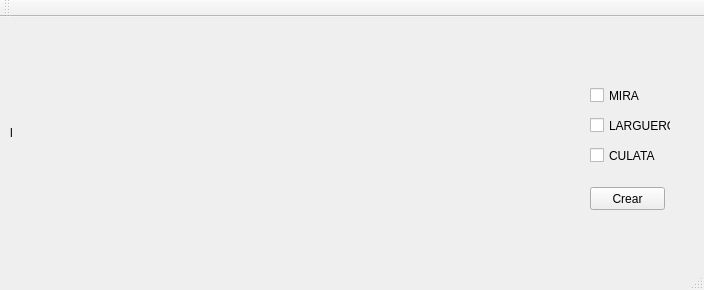
Above: decorator/mainwindow.ui from sergiqz/composite-decorator before the change. Below: the same form after it.
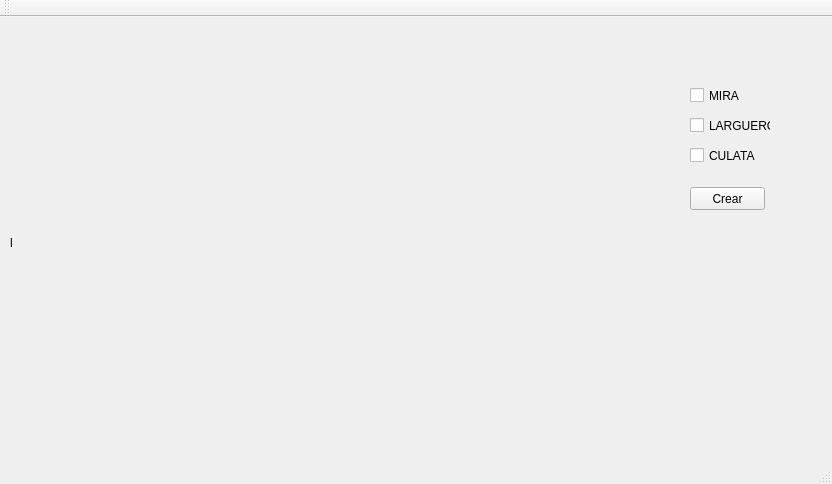
That is the form after the change.

Diff of the .ui file:
```diff
--- a/decorator/mainwindow.ui
+++ b/decorator/mainwindow.ui
@@ -6,8 +6,8 @@
    <rect>
     <x>0</x>
     <y>0</y>
-    <width>704</width>
-    <height>290</height>
+    <width>832</width>
+    <height>484</height>
    </rect>
   </property>
   <property name="windowTitle">
@@ -17,7 +17,7 @@
    <widget class="QCheckBox" name="mira">
     <property name="geometry">
      <rect>
-      <x>590</x>
+      <x>690</x>
       <y>70</y>
       <width>70</width>
       <height>17</height>
@@ -30,7 +30,7 @@
    <widget class="QCheckBox" name="largo">
     <property name="geometry">
      <rect>
-      <x>590</x>
+      <x>690</x>
       <y>100</y>
       <width>81</width>
       <height>17</height>
@@ -43,7 +43,7 @@
    <widget class="QCheckBox" name="culata">
     <property name="geometry">
      <rect>
-      <x>590</x>
+      <x>690</x>
       <y>130</y>
       <width>70</width>
       <height>17</height>
@@ -56,7 +56,7 @@
    <widget class="QPushButton" name="pushButton">
     <property name="geometry">
      <rect>
-      <x>590</x>
+      <x>690</x>
       <y>170</y>
       <width>75</width>
       <height>23</height>
@@ -71,8 +71,8 @@
      <rect>
       <x>10</x>
       <y>10</y>
-      <width>541</width>
-      <height>211</height>
+      <width>671</width>
+      <height>431</height>
      </rect>
     </property>
     <property name="text">
```
Left out of the diff: 5 changed lines with no effect on the pictures.
